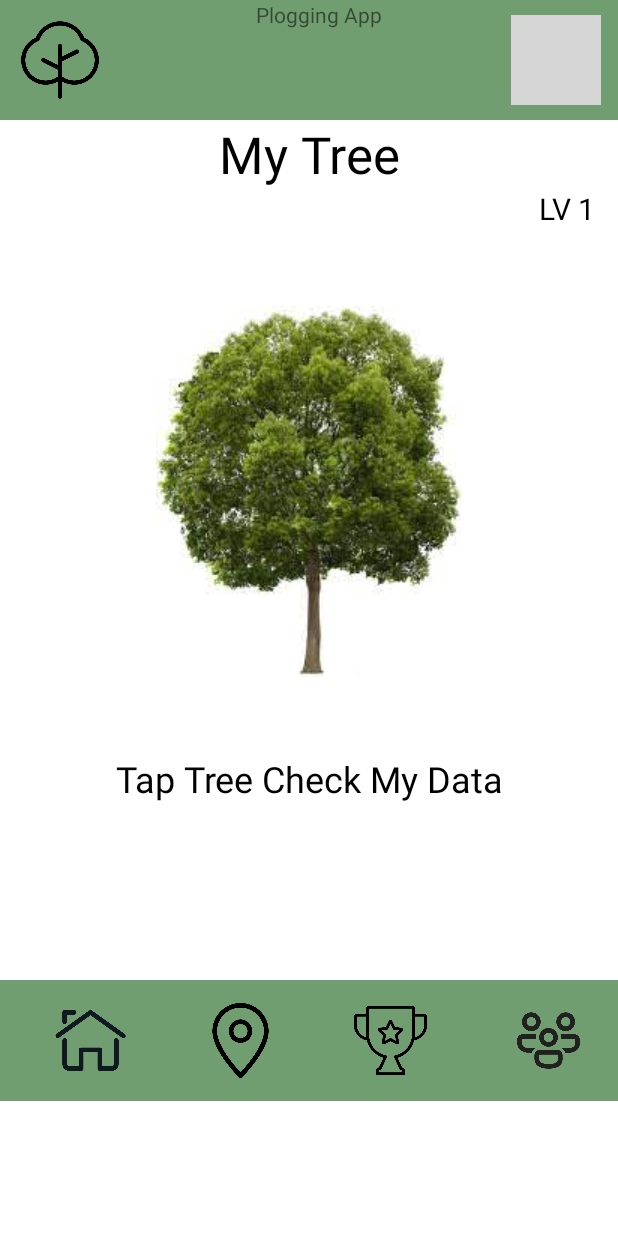
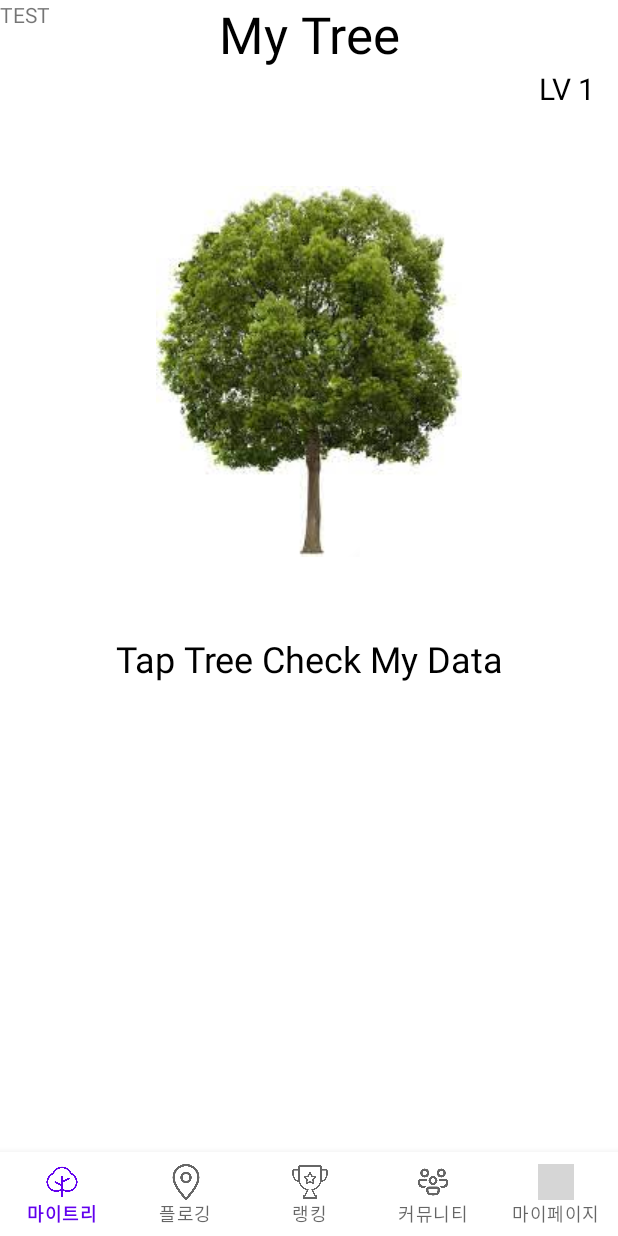
Before and after one commit to cbnu-trash-go/trashGo-android, an Android app: the screen it shows after launch (MainActivity), on a phone screen of 412 x 824 dp. Run offline under Robolectric (Android 15) with nearby library versions, the phone set to English and light mode, and no system bars; grey boxes are pictures that could not be loaded.

Commit message:
하단메뉴바 추가

```diff
--- a/app/src/main/AndroidManifest.xml
+++ b/app/src/main/AndroidManifest.xml
@@ -37,7 +37,6 @@
             android:theme="@style/Theme.Trashgoandroid.NoActionBar">
             <intent-filter>
                 <action android:name="android.intent.action.MAIN" />
-
                 <category android:name="android.intent.category.LAUNCHER" />
             </intent-filter>
         </activity>
--- a/app/src/main/java/com/trashgo/app/MainActivity.java
+++ b/app/src/main/java/com/trashgo/app/MainActivity.java
@@ -1,51 +1,71 @@
 package com.trashgo.app;
 
-import android.app.NotificationManager;
-import android.content.Context;
 import android.content.Intent;
-import android.os.Build;
 import android.os.Bundle;
-import android.provider.Settings;
-import android.widget.Button;
-import android.widget.ImageButton;
-import android.widget.ImageView;
+import android.view.MenuItem;
 import android.view.View;
+import android.widget.FrameLayout;
+
+import androidx.annotation.NonNull;
 import androidx.appcompat.app.AppCompatActivity;
+import androidx.fragment.app.Fragment;
+
+import com.google.android.material.bottomnavigation.BottomNavigationView;
+import com.trashgo.app.fragment.FirstFragment;
+import com.trashgo.app.fragment.SecondFragment;
+import com.trashgo.app.fragment.TreeFragment;
 
 //주원
 
+/**
+ * bottomNavigation(하단 메뉴바) 적용 - pkdgood
+ */
 public class MainActivity extends AppCompatActivity {
-    ImageButton imageView1;
-    ImageView rankTap;
+    private Fragment firstFragment, secondFragment, treeFragment;
+
+    FrameLayout frameLayout;
+    BottomNavigationView bottomNavigationView;
+
     @Override
     protected void onCreate(Bundle savedInstanceState) {
         super.onCreate(savedInstanceState);
         setContentView(R.layout.activity_main);
 
         // sohenney '방해 금지' 모드 권한 확인
-        if (Build.VERSION.SDK_INT >= Build.VERSION_CODES.M) {
-            NotificationManager notificationManager = (NotificationManager) getSystemService(Context.NOTIFICATION_SERVICE);
-            if (!notificationManager.isNotificationPolicyAccessGranted()) {
-                Intent intent = new Intent(Settings.ACTION_NOTIFICATION_POLICY_ACCESS_SETTINGS);
-                startActivity(intent);
-            }
-        }
+//        if (Build.VERSION.SDK_INT >= Build.VERSION_CODES.M) {
+//            NotificationManager notificationManager = (NotificationManager) getSystemService(Context.NOTIFICATION_SERVICE);
+//            if (!notificationManager.isNotificationPolicyAccessGranted()) {
+//                Intent intent = new Intent(Settings.ACTION_NOTIFICATION_POLICY_ACCESS_SETTINGS);
+//                startActivity(intent);
+//            }
+//        }
 
-        //imageView1 = (ImageButton) findViewById(R.id.imageViewtree); //코드로 뷰를불러옴 직접 리스너를 등록함
-        //rankTap = (ImageView) findViewById(R.id.rankTap);
+        bottomNavigationView = (BottomNavigationView) findViewById(R.id.bottomnavi);
+        frameLayout = (FrameLayout) findViewById(R.id.framelayout);
+
+        firstFragment = new FirstFragment();
+        secondFragment = new SecondFragment();
+        treeFragment = new TreeFragment();
 
 
-        /* xml에서 onclick연결로 변경
-        View.OnClickListener listener = new View.OnClickListener() {
+        getSupportFragmentManager().beginTransaction().replace(R.id.framelayout, treeFragment).commit();
+        bottomNavigationView.setOnNavigationItemSelectedListener(new BottomNavigationView.OnNavigationItemSelectedListener() {
             @Override
-            public void onClick(View view) {
-                Intent intent = new Intent(MainActivity.this, MyploggingdataActivity.class);
-                startActivity(intent);
-                // 버튼 동작 설정
+            public boolean onNavigationItemSelected(@NonNull MenuItem item) {
+                switch (item.getItemId()) {
+                    case R.id.navi_1:
+                        getSupportFragmentManager().beginTransaction().replace(R.id.framelayout, firstFragment).commit();
+                        return true;
+                    case R.id.navi_2:
+                        getSupportFragmentManager().beginTransaction().replace(R.id.framelayout, secondFragment).commit();
+                        return true;
+                    case R.id.navi_3:
+                        getSupportFragmentManager().beginTransaction().replace(R.id.framelayout, treeFragment).commit();
+                        return true;
+                }
+                return false;
             }
-        };
-        imageView1.setOnClickListener(listener);
-        */
+        });
 
     }
     public void mytreeClick(View v) {
--- /dev/null
+++ b/app/src/main/java/com/trashgo/app/fragment/FirstFragment.java
@@ -0,0 +1,64 @@
+package com.trashgo.app.fragment;
+
+import android.os.Bundle;
+
+import androidx.fragment.app.Fragment;
+
+import android.view.LayoutInflater;
+import android.view.View;
+import android.view.ViewGroup;
+
+import com.trashgo.app.R;
+
+/**
+ * 생성 - pkdgood
+ */
+public class FirstFragment extends Fragment {
+
+    // TODO: Rename parameter arguments, choose names that match
+    // the fragment initialization parameters, e.g. ARG_ITEM_NUMBER
+    private static final String ARG_PARAM1 = "param1";
+    private static final String ARG_PARAM2 = "param2";
+
+    // TODO: Rename and change types of parameters
+    private String mParam1;
+    private String mParam2;
+
+    public FirstFragment() {
+        // Required empty public constructor
+    }
+
+    /**
+     * Use this factory method to create a new instance of
+     * this fragment using the provided parameters.
+     *
+     * @param param1 Parameter 1.
+     * @param param2 Parameter 2.
+     * @return A new instance of fragment FirstFragment.
+     */
+    // TODO: Rename and change types and number of parameters
+    public static FirstFragment newInstance(String param1, String param2) {
+        FirstFragment fragment = new FirstFragment();
+        Bundle args = new Bundle();
+        args.putString(ARG_PARAM1, param1);
+        args.putString(ARG_PARAM2, param2);
+        fragment.setArguments(args);
+        return fragment;
+    }
+
+    @Override
+    public void onCreate(Bundle savedInstanceState) {
+        super.onCreate(savedInstanceState);
+        if (getArguments() != null) {
+            mParam1 = getArguments().getString(ARG_PARAM1);
+            mParam2 = getArguments().getString(ARG_PARAM2);
+        }
+    }
+
+    @Override
+    public View onCreateView(LayoutInflater inflater, ViewGroup container,
+                             Bundle savedInstanceState) {
+        // Inflate the layout for this fragment
+        return inflater.inflate(R.layout.fragment_first, container, false);
+    }
+}
--- /dev/null
+++ b/app/src/main/java/com/trashgo/app/fragment/SecondFragment.java
@@ -0,0 +1,66 @@
+package com.trashgo.app.fragment;
+
+import android.os.Bundle;
+
+import androidx.fragment.app.Fragment;
+
+import android.view.LayoutInflater;
+import android.view.View;
+import android.view.ViewGroup;
+
+import com.trashgo.app.R;
+
+/**
+ * A simple {@link Fragment} subclass.
+ * Use the {@link SecondFragment#newInstance} factory method to
+ * create an instance of this fragment.
+ */
+public class SecondFragment extends Fragment {
+
+    // TODO: Rename parameter arguments, choose names that match
+    // the fragment initialization parameters, e.g. ARG_ITEM_NUMBER
+    private static final String ARG_PARAM1 = "param1";
+    private static final String ARG_PARAM2 = "param2";
+
+    // TODO: Rename and change types of parameters
+    private String mParam1;
+    private String mParam2;
+
+    public SecondFragment() {
+        // Required empty public constructor
+    }
+
+    /**
+     * Use this factory method to create a new instance of
+     * this fragment using the provided parameters.
+     *
+     * @param param1 Parameter 1.
+     * @param param2 Parameter 2.
+     * @return A new instance of fragment SecondFragment.
+     */
+    // TODO: Rename and change types and number of parameters
+    public static SecondFragment newInstance(String param1, String param2) {
+        SecondFragment fragment = new SecondFragment();
+        Bundle args = new Bundle();
+        args.putString(ARG_PARAM1, param1);
+        args.putString(ARG_PARAM2, param2);
+        fragment.setArguments(args);
+        return fragment;
+    }
+
+    @Override
+    public void onCreate(Bundle savedInstanceState) {
+        super.onCreate(savedInstanceState);
+        if (getArguments() != null) {
+            mParam1 = getArguments().getString(ARG_PARAM1);
+            mParam2 = getArguments().getString(ARG_PARAM2);
+        }
+    }
+
+    @Override
+    public View onCreateView(LayoutInflater inflater, ViewGroup container,
+                             Bundle savedInstanceState) {
+        // Inflate the layout for this fragment
+        return inflater.inflate(R.layout.fragment_second, container, false);
+    }
+}
--- /dev/null
+++ b/app/src/main/java/com/trashgo/app/fragment/TreeFragment.java
@@ -0,0 +1,67 @@
+package com.trashgo.app.fragment;
+
+import android.os.Bundle;
+
+import androidx.fragment.app.Fragment;
+
+import android.view.LayoutInflater;
+import android.view.View;
+import android.view.ViewGroup;
+
+import com.trashgo.app.R;
+
+/**
+ * 생성 - pkdgood
+ */
+public class TreeFragment extends Fragment {
+
+    // TODO: Rename parameter arguments, choose names that match
+    // the fragment initialization parameters, e.g. ARG_ITEM_NUMBER
+    private static final String ARG_PARAM1 = "param1";
+    private static final String ARG_PARAM2 = "param2";
+
+    // TODO: Rename and change types of parameters
+    private String mParam1;
+    private String mParam2;
+
+    public TreeFragment() {
+        // Required empty public constructor
+    }
+
+    /**
+     * Use this factory method to create a new instance of
+     * this fragment using the provided parameters.
+     *
+     * @param param1 Parameter 1.
+     * @param param2 Parameter 2.
+     * @return A new instance of fragment TreeFragment.
+     */
+    // TODO: Rename and change types and number of parameters
+    public static TreeFragment newInstance(String param1, String param2) {
+        TreeFragment fragment = new TreeFragment();
+        Bundle args = new Bundle();
+        args.putString(ARG_PARAM1, param1);
+        args.putString(ARG_PARAM2, param2);
+        fragment.setArguments(args);
+        return fragment;
+    }
+
+    @Override
+    public void onCreate(Bundle savedInstanceState) {
+        super.onCreate(savedInstanceState);
+        if (getArguments() != null) {
+            mParam1 = getArguments().getString(ARG_PARAM1);
+            mParam2 = getArguments().getString(ARG_PARAM2);
+        }
+    }
+
+    @Override
+    public View onCreateView(LayoutInflater inflater, ViewGroup container,
+                             Bundle savedInstanceState) {
+        // Inflate the layout for this fragment
+        return inflater.inflate(R.layout.fragment_tree, container, false);
+    }
+
+    public void mytreeClick(View view) {
+    }
+}
--- a/app/src/main/res/layout/activity_main.xml
+++ b/app/src/main/res/layout/activity_main.xml
@@ -1,135 +1,35 @@
 <?xml version="1.0" encoding="utf-8"?>
 <!-- 주원-->
-<LinearLayout xmlns:android="http://schemas.android.com/apk/res/android"
+<androidx.constraintlayout.widget.ConstraintLayout xmlns:android="http://schemas.android.com/apk/res/android"
     xmlns:app="http://schemas.android.com/apk/res-auto"
     android:orientation="vertical"
     android:layout_width="fill_parent"
     android:layout_height="fill_parent"
     android:weightSum="20">
 
-    <LinearLayout
+    <TextView
+        android:layout_width="wrap_content"
+        android:layout_height="wrap_content"
+        android:text="TEST"
+        />
+
+    <FrameLayout
+        android:id="@+id/framelayout"
         android:layout_width="match_parent"
-        android:layout_height="80dp"
-        android:background="#719E71">
+        android:layout_height="0dp"
+        app:layout_constraintTop_toTopOf="parent"
+        app:layout_constraintLeft_toLeftOf="parent"
+        app:layout_constraintRight_toRightOf="parent"
+        app:layout_constraintBottom_toTopOf="@id/bottomnavi"/>
 
-        <ImageView
-            android:layout_width="60dp"
-            android:layout_height="60dp"
-            android:layout_marginLeft="10dp"
-            android:layout_marginTop="10dp"
-            android:src="@drawable/tree" />
-
-        <TextView
-            android:id="@+id/editText"
-            android:layout_width="165dp"
-            android:layout_height="80dp"
-            android:layout_marginLeft="60dp"
-            android:layout_marginRight="35dp"
-            android:layout_marginBottom="4dp"
-            android:background="#719E71"
-            android:text="Plogging App"
-            android:textAlignment="center"></TextView>
-
-        <ImageView
-            android:layout_width="60dp"
-            android:layout_height="60dp"
-            android:layout_marginLeft="10dp"
-            android:layout_marginTop="10dp"
-            android:src="@drawable/user"
-            android:onClick="mypageClick"/>
-    </LinearLayout>
-
-    <LinearLayout
-        android:layout_width="fill_parent"
-        android:layout_height="573dp"
-        android:orientation="vertical">
-
-        <LinearLayout
-            android:layout_width="match_parent"
-            android:layout_height="wrap_content"
-            android:orientation="horizontal"></LinearLayout>
-
-        <TextView
-            android:id="@+id/textView6"
-            android:layout_width="match_parent"
-            android:layout_height="wrap_content"
-            android:gravity="center"
-            android:text="My Tree"
-            android:textColor="#000000"
-            android:textSize="34sp" />
-
-        <TextView
-            android:id="@+id/textView2"
-            android:layout_width="match_parent"
-            android:layout_height="wrap_content"
-            android:layout_marginRight="15dp"
-            android:gravity="right"
-            android:text="LV 1"
-            android:textColor="#000000"
-            android:textSize="20sp" />
-
-        <ImageButton
-            android:id="@+id/imageViewtree"
-            android:layout_width="wrap_content"
-            android:layout_height="350dp"
-            android:layout_gravity="center"
-            android:backgroundTint="#FFFFFF"
-            android:contentDescription="@string/app_name"
-            android:onClick="mytreeClick"
-            android:src="@drawable/treemain" />
-
-        <TextView
-            android:id="@+id/textView"
-            android:layout_width="match_parent"
-            android:layout_height="wrap_content"
-            android:gravity="center"
-            android:text="Tap Tree Check My Data"
-            android:textColor="#000000"
-            android:textSize="24sp" />
-
-    </LinearLayout>
-
-    <LinearLayout
+    <com.google.android.material.bottomnavigation.BottomNavigationView
+        android:id="@+id/bottomnavi"
         android:layout_width="match_parent"
         android:layout_height="wrap_content"
-        android:orientation="horizontal"
-        android:background="#719E71">
+        app:menu="@menu/bottomnavi_menu"
+        app:labelVisibilityMode="labeled"
+        app:layout_constraintBottom_toBottomOf="parent"
+        app:layout_constraintRight_toRightOf="parent"
+        app:layout_constraintLeft_toLeftOf="parent"/>
 
-        <ImageView
-            android:layout_width="50dp"
-            android:layout_height="50dp"
-            android:layout_marginTop="15dp"
-            android:layout_marginBottom="15dp"
-            android:layout_marginLeft="35dp"
-            android:src="@drawable/home"/>
-        <ImageView
-            android:layout_width="50dp"
-            android:layout_height="50dp"
-            android:layout_marginTop="15dp"
-            android:layout_marginBottom="15dp"
-            android:layout_marginLeft="50dp"
-            android:src="@drawable/map"
-            />
-        <ImageView
-            android:layout_width="50dp"
-            android:layout_height="50dp"
-            android:layout_marginTop="15dp"
-            android:layout_marginBottom="15dp"
-            android:layout_marginLeft="50dp"
-            android:src="@drawable/rank"
-            android:id="@+id/rankTap"
-            />
-
-
-        <ImageView
-            android:layout_width="50dp"
-            android:layout_height="50dp"
-            android:layout_marginTop="15dp"
-            android:layout_marginBottom="15dp"
-            android:layout_marginLeft="55dp"
-            android:layout_marginRight="35dp"
-            android:src="@drawable/comu" />
-
-    </LinearLayout>
-
-</LinearLayout>
+</androidx.constraintlayout.widget.ConstraintLayout>
--- /dev/null
+++ b/app/src/main/res/layout/fragment_tree.xml
@@ -0,0 +1,57 @@
+<?xml version="1.0" encoding="utf-8"?>
+<FrameLayout xmlns:android="http://schemas.android.com/apk/res/android"
+    xmlns:tools="http://schemas.android.com/tools"
+    android:layout_width="match_parent"
+    android:layout_height="match_parent"
+    tools:context=".fragment.TreeFragment">
+
+    <LinearLayout
+        android:layout_width="fill_parent"
+        android:layout_height="573dp"
+        android:orientation="vertical">
+
+        <LinearLayout
+            android:layout_width="match_parent"
+            android:layout_height="wrap_content"
+            android:orientation="horizontal"></LinearLayout>
+
+        <TextView
+            android:id="@+id/textView6"
+            android:layout_width="match_parent"
+            android:layout_height="wrap_content"
+            android:gravity="center"
+            android:text="My Tree"
+            android:textColor="#000000"
+            android:textSize="34sp" />
+
+        <TextView
+            android:id="@+id/textView2"
+            android:layout_width="match_parent"
+            android:layout_height="wrap_content"
+            android:layout_marginRight="15dp"
+            android:gravity="right"
+            android:text="LV 1"
+            android:textColor="#000000"
+            android:textSize="20sp" />
+
+        <ImageButton
+            android:id="@+id/imageViewtree"
+            android:layout_width="wrap_content"
+            android:layout_height="350dp"
+            android:layout_gravity="center"
+            android:backgroundTint="#FFFFFF"
+            android:contentDescription="@string/app_name"
+            android:onClick="mytreeClick"
+            android:src="@drawable/treemain" />
+
+        <TextView
+            android:id="@+id/textView"
+            android:layout_width="match_parent"
+            android:layout_height="wrap_content"
+            android:gravity="center"
+            android:text="Tap Tree Check My Data"
+            android:textColor="#000000"
+            android:textSize="24sp" />
+    </LinearLayout>
+
+</FrameLayout>
--- /dev/null
+++ b/app/src/main/res/menu/bottomnavi_menu.xml
@@ -0,0 +1,34 @@
+<?xml version="1.0" encoding="utf-8"?>
+<menu xmlns:android="http://schemas.android.com/apk/res/android"
+    xmlns:app="http://schemas.android.com/apk/res-auto">
+    <item
+        android:id="@+id/navi_1"
+        android:enabled="true"
+        android:icon="@drawable/tree"
+        android:title="마이트리"
+        app:showAsAction="always" />
+    <item
+        android:id="@+id/navi_2"
+        android:enabled="true"
+        android:icon="@drawable/map"
+        android:title="플로깅"
+        app:showAsAction="always" />
+    <item
+        android:id="@+id/navi_3"
+        android:enabled="true"
+        android:icon="@drawable/rank"
+        android:title="랭킹"
+        app:showAsAction="always" />
+    <item
+        android:id="@+id/navi_4"
+        android:enabled="true"
+        android:icon="@drawable/comu"
+        android:title="커뮤니티"
+        app:showAsAction="always" />
+    <item
+        android:id="@+id/navi_5"
+        android:enabled="true"
+        android:icon="@drawable/user"
+        android:title="마이페이지"
+        app:showAsAction="always" />
+</menu>
--- a/app/src/main/res/values/strings.xml
+++ b/app/src/main/res/values/strings.xml
@@ -4,9 +4,12 @@
     <!-- Strings used for fragments for navigation -->
     <string name="first_fragment_label">First Fragment</string>
     <string name="second_fragment_label">Second Fragment</string>
+    <string name="tree_fragment_label">Tree Fragment</string>
     <string name="next">Next</string>
     <string name="previous">Previous</string>
 
     <string name="hello_first_fragment">Hello first fragment</string>
     <string name="hello_second_fragment">Hello second fragment. Arg: %1$s</string>
+    <!-- TODO: Remove or change this placeholder text -->
+    <string name="hello_blank_fragment">Hello blank fragment</string>
 </resources>
```
Also changed, not shown: app/src/main/java/com/trashgo/app/MapActivity.java (added, +13 -0 lines), app/src/main/java/com/trashgo/app/fragment/MapFragment.java (added, +64 -0 lines), app/src/main/java/com/trashgo/app/fragment/RankFragment.java (added, +66 -0 lines), app/src/main/res/layout/fragment_first.xml (added, +14 -0 lines), app/src/main/res/layout/fragment_map.xml (added, +14 -0 lines), app/src/main/res/layout/fragment_rank.xml (added, +14 -0 lines), app/src/main/res/layout/fragment_second.xml (added, +14 -0 lines), app/src/main/res/navigation/nav_graph.xml (+8 -2 lines).
